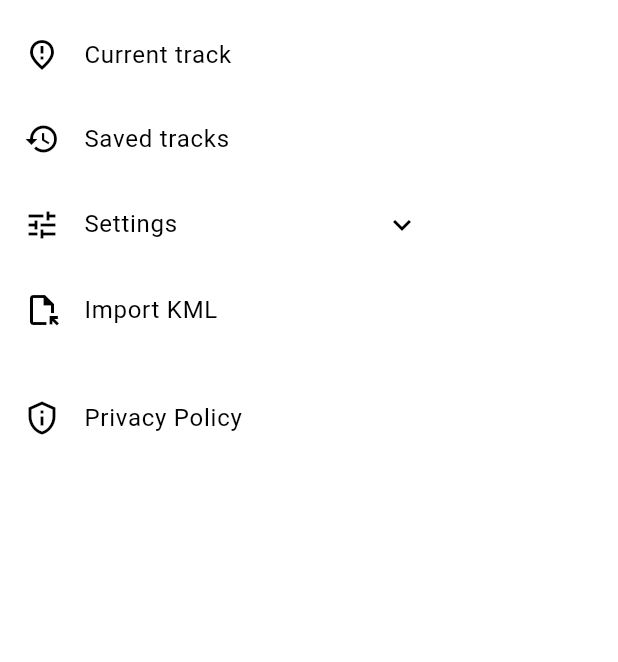
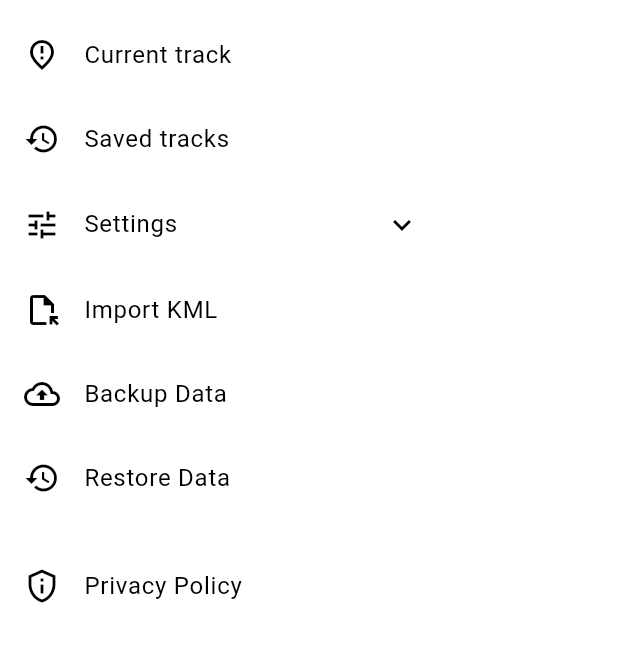
Before and after one commit to antiv/bird_tracker, a Flutter app: the AppMenu widget shown alone on an empty page, opened directly, on a phone screen of 412 x 824 dp, the part 152-814 px from its top. Run offline on Flutter 3.47's test engine with Material 3 defaults, Android fonts, the phone set to English and light mode, and no system bars; our stand-ins replace file_picker, flutter_dotenv, flutter_speed_dial, flutter_svg, google_maps_flutter, isar and 4 more; missing offline and left inert: context_holder; accounts and stored records are empty; generated files the repository leaves out were written again; statements that could not run were skipped.

Commit message:
feat: implement Isar database backup and restore functionality with package_info_plus integration

```diff
--- a/lib/configuration/constants.dart
+++ b/lib/configuration/constants.dart
@@ -1,3 +1,2 @@
 const String kAppTitle = 'Bird Tracker';
 const String kAppIcon = 'assets/icons/logo.svg';
-const String kAppVersion = '1.0.0';
--- a/lib/widgets/app_menu.dart
+++ b/lib/widgets/app_menu.dart
@@ -4,6 +4,7 @@ import 'package:flutter/material.dart';
 import 'package:flutter_dotenv/flutter_dotenv.dart';
 import 'package:flutter_svg/flutter_svg.dart';
 import 'package:google_maps_flutter/google_maps_flutter.dart';
+import 'package:package_info_plus/package_info_plus.dart';
 import 'package:url_launcher/url_launcher.dart';
 
 import '../configuration/constants.dart';
@@ -13,8 +14,7 @@ import '../utils/ux_builder.dart';
 class AppMenu extends StatelessWidget {
   const AppMenu({super.key});
 
-  void _showTracksHistory() =>
-    showBottomModal(const TransectsHistory());
+  void _showTracksHistory() => showBottomModal(const TransectsHistory());
 
   void _showTrackInfo() {
     if (DataService().transect != null) {
@@ -60,7 +60,8 @@ class AppMenu extends StatelessWidget {
                         child: SvgPicture.asset(
                           kAppIcon,
                           semanticsLabel: 'Bird Tracker Logo',
-                      colorFilter: const ColorFilter.mode(Colors.white, BlendMode.srcIn),
+                          colorFilter: const ColorFilter.mode(
+                              Colors.white, BlendMode.srcIn),
                         ),
                       ),
                     ),
@@ -68,8 +69,24 @@ class AppMenu extends StatelessWidget {
                       crossAxisAlignment: CrossAxisAlignment.end,
                       mainAxisAlignment: MainAxisAlignment.center,
                       children: [
-                    Text(kAppTitle, style: Theme.of(context).textTheme.titleSmall?.copyWith(color: Colors.white)),
-                    Text('v$kAppVersion', style: Theme.of(context).textTheme.bodySmall?.copyWith(color: Colors.grey.shade300,)),
+                        Text(kAppTitle,
+                            style: Theme.of(context)
+                                .textTheme
+                                .titleSmall
+                                ?.copyWith(color: Colors.white)),
+                        FutureBuilder<PackageInfo>(
+                            future: PackageInfo.fromPlatform(),
+                            builder: (context, snapshot) {
+                              return Text(
+                                'v${snapshot.hasData ? snapshot.data!.version : ''}',
+                                style: Theme.of(context)
+                                    .textTheme
+                                    .bodySmall
+                                    ?.copyWith(
+                                      color: Colors.grey.shade300,
+                                    ),
+                              );
+                            }),
                       ],
                     ),
                   ],
@@ -99,38 +116,46 @@ class AppMenu extends StatelessWidget {
               children: <Widget>[
                 ListTile(
                   title: const Text('Select map type'),
-              leading: const Icon(Icons.layers_outlined,),
+                  leading: const Icon(
+                    Icons.layers_outlined,
+                  ),
                   subtitle: Row(
                     children: [
-                  TextButton(onPressed: () {
+                      TextButton(
+                          onPressed: () {
                             DataService().setMapType(MapType.normal);
                             Navigator.pop(context);
-                  }, child: const Text('Map')),
-                  TextButton(onPressed: () {
+                          },
+                          child: const Text('Map')),
+                      TextButton(
+                          onPressed: () {
                             DataService().setMapType(MapType.satellite);
                             Navigator.pop(context);
-                  }, child: const Text('Satellite')),
-                  TextButton(onPressed: () {
+                          },
+                          child: const Text('Satellite')),
+                      TextButton(
+                          onPressed: () {
                             DataService().setMapType(MapType.hybrid);
                             Navigator.pop(context);
-                  }, child: const Text('Hybrid'))
+                          },
+                          child: const Text('Hybrid'))
                     ],
                   ),
                 ),
                 ListTile(
                   title: const Text('Set email address'),
-              leading: const Icon(Icons.email_outlined,),
+                  leading: const Icon(
+                    Icons.email_outlined,
+                  ),
                   onTap: () {
                     Navigator.pop(context);
                     showTextInputDialog(
                         'Enter email address to send track data',
                         'Enter email address',
-                    DataService().getEmailPreference(),
-                      (value) {
+                        DataService().getEmailPreference(), (value) {
                       DataService().setEmailPreference(value);
                       // Navigator.pop(context);
-                      }
-                  );
+                    });
                   },
                 ),
               ],
@@ -141,6 +166,22 @@ class AppMenu extends StatelessWidget {
               onTap: () {
                 Navigator.pop(context);
                 showImportKMLDialog();
+              },
+            ),
+            ListTile(
+              leading: const Icon(Icons.backup_outlined),
+              title: const Text('Backup Data'),
+              onTap: () {
+                Navigator.pop(context);
+                backupData();
+              },
+            ),
+            ListTile(
+              leading: const Icon(Icons.restore_outlined),
+              title: const Text('Restore Data'),
+              onTap: () {
+                Navigator.pop(context);
+                restoreData();
               },
             ),
             const Divider(),
--- a/pubspec.yaml
+++ b/pubspec.yaml
@@ -16,7 +16,7 @@ publish_to: 'none' # Remove this line if you wish to publish to pub.dev
 # https://developer.apple.com/library/archive/documentation/General/Reference/InfoPlistKeyReference/Articles/CoreFoundationKeys.html
 # In Windows, build-name is used as the major, minor, and patch parts
 # of the product and file versions while build-number is used as the build suffix.
-version: 1.0.0+9
+version: 1.0.0+10
 
 environment:
   sdk: '>=3.3.0 <4.0.0'
@@ -48,10 +48,11 @@ dependencies:
   shared_preferences: ^2.2.2
   share_plus: ^12.0.1
   xml: ^6.5.0
-  file_picker: ^10.3.10
+  file_picker: ^11.0.2
   collection: any
   flutter_dotenv: ^6.0.0
   url_launcher: ^6.3.2
+  package_info_plus: ^9.0.1
 
 dev_dependencies:
   flutter_test:
```
Also changed, not shown: lib/service/isar_service.dart (+22 -0 lines), lib/utils/ux_builder.dart (+36 -1 lines), pubspec.lock. Lines whose indentation alone changed are shown as unchanged.
